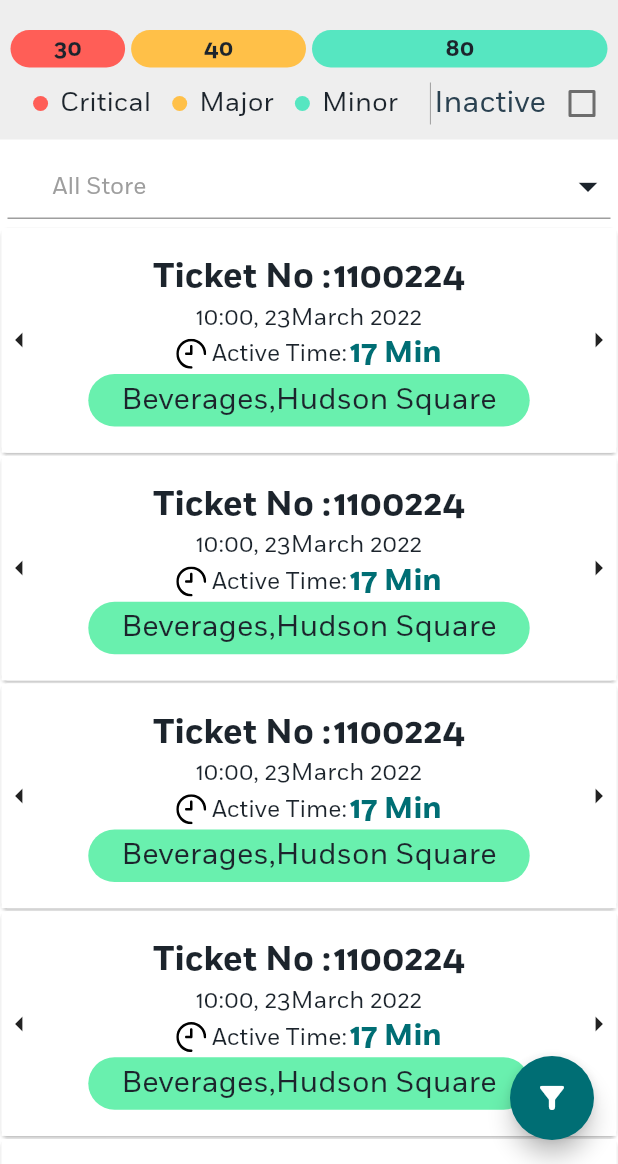
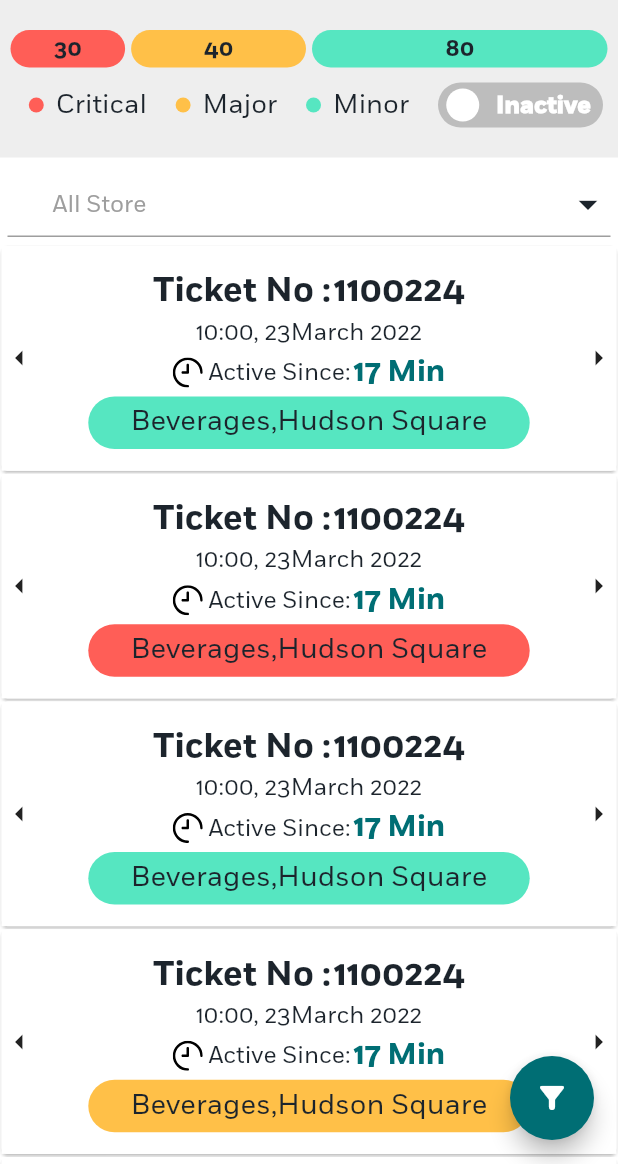
Before and after one commit to noeljolly09/coldtruth, a Flutter app: the AlertsPage screen opened by its route, on a phone screen of 412 x 824 dp, the part 72-1236 px from its top. Run offline on Flutter 3.47's test engine with Material 2 defaults, Android fonts, the phone set to English and light mode, and no system bars; drawn by our look-alikes of flutter_switch; our stand-ins replace connectivity, dio, fl_chart, flutter_riverpod, flutter_spinkit, flutter_svg and 4 more; missing offline and left inert: country_list_pick, drop_down_list.

Commit message:
new ui changes

```diff
--- a/lib/custom_widgets/liquid_progress_bar.dart
+++ b/lib/custom_widgets/liquid_progress_bar.dart
@@ -47,7 +47,7 @@ class _CustomLiquidProgressIndicatorState
             Text(
               widget.qualityText,
               style: const TextStyle(
-                  fontSize: 15.0,
+                  fontSize: 18,
                   fontWeight: FontWeight.w500,
                   color: Colors.black),
             ),
@@ -55,7 +55,7 @@ class _CustomLiquidProgressIndicatorState
             Text(
               widget.percent.toString(),
               style: const TextStyle(
-                  fontSize: 15.0,
+                  fontSize: 20,
                   fontWeight: FontWeight.w600,
                   color: Colors.black),
             ),
--- a/lib/custom_widgets/ticket/ticket_text.dart
+++ b/lib/custom_widgets/ticket/ticket_text.dart
@@ -33,6 +33,7 @@ class TicketText extends StatelessWidget {
               ? Row(
                   children: [
                     SizedBox(
+                      height: 32,
                       child: isIconNeeded == true ? icon : null,
                     ),
                     Text(
--- a/lib/dialogs/info_dialog/dialog_with_timer.dart
+++ b/lib/dialogs/info_dialog/dialog_with_timer.dart
@@ -59,6 +59,7 @@ class _InfoDialogWithTimerState extends State<InfoDialogWithTimer> {
           },
       onPressedBttn1: widget.onPressedBttn1!,
       bttnText1: widget.bttnText1!,
+
       bttnText2: widget.bttnText2!,
       isCancelButtonVisible: widget.isCancelButtonVisible!,
     );
--- a/lib/screens/events_screens/events_screen.dart
+++ b/lib/screens/events_screens/events_screen.dart
@@ -2,6 +2,7 @@ import 'package:drop_down_list/drop_down_list.dart';
 import 'package:flutter/material.dart';
 import 'package:flutter_riverpod/flutter_riverpod.dart';
 import 'package:flutter_svg/svg.dart';
+import 'package:flutter_switch/flutter_switch.dart';
 import 'package:idec_face/screens/events_screens/incidents/incidents_screen.dart';
 
 import '../../constants.dart';
@@ -10,6 +11,7 @@ import '../../custom_widgets/custom_selection.dart';
 import '../../custom_widgets/ticket/ticket_text.dart';
 import '../../dialogs/info_dialog/dialog_with_timer.dart';
 import 'alerts/detailed_alert_screen.dart';
+
 class AlertsPage extends ConsumerStatefulWidget {
   const AlertsPage({Key? key}) : super(key: key);
 
@@ -131,20 +133,19 @@ class _NotificationsPageState extends ConsumerState<AlertsPage> {
                         Column(
                           children: [
                             Container(
-                              padding: const EdgeInsets.only(top: 20),
+                              padding:
+                                  const EdgeInsets.only(top: 20, bottom: 20),
                               color: Colors.grey.shade200,
                               child: Column(
                                 children: [
                                   const CustomProgressBar(),
+                                  const SizedBox(height: 10),
                                   IntrinsicHeight(
                                     child: Row(
                                       mainAxisAlignment:
                                           MainAxisAlignment.spaceBetween,
                                       children: [
                                         Expanded(
-                                          child: Padding(
-                                            padding: const EdgeInsets.only(
-                                                left: 8.0, right: 5.0),
                                           child: Row(
                                             mainAxisAlignment:
                                                 MainAxisAlignment.spaceEvenly,
@@ -224,26 +225,23 @@ class _NotificationsPageState extends ConsumerState<AlertsPage> {
                                             ],
                                           ),
                                         ),
-                                        ),
-                                        const VerticalDivider(
-                                          color: Colors.grey,
-                                          indent: 10,
-                                          endIndent: 10,
-                                          width: 5,
-                                        ),
-                                        Row(
-                                          children: [
-                                            Text(
-                                              textValue,
-                                              style: const TextStyle(
-                                                  fontSize: 20,
-                                                  color: AppConstants
-                                                      .secondaryColor),
-                                            ),
-                                            Checkbox(
+                                        Container(
+                                          margin:
+                                              const EdgeInsets.only(right: 10),
+                                          child: FlutterSwitch(
+                                              showOnOff: true,
+                                              height: 30,
+                                              width: 110,
+                                              activeText: "Active",
+                                              inactiveColor:
+                                                  Colors.grey.shade400,
+                                              inactiveTextColor: Colors.white,
+                                              activeColor:
+                                                  AppConstants.primaryColor,
+                                              inactiveText: "Inactive",
+                                              activeTextColor: Colors.white,
                                               value: isSwitched,
-                                                onChanged: toggleSwitch),
-                                          ],
+                                              onToggle: toggleSwitch),
                                         ),
                                       ],
                                     ),
@@ -331,7 +329,7 @@ class _NotificationsPageState extends ConsumerState<AlertsPage> {
                                                       InfoDialogWithTimer(
                                                     title: "Delete",
                                                     message:
-                                                        "Are you sure to delete",
+                                                        "Are you sure to delete?",
                                                     isTimerActivated: true,
                                                     bttnText1: "Delete",
                                                     bttnText2: "Cancel",
@@ -352,11 +350,11 @@ class _NotificationsPageState extends ConsumerState<AlertsPage> {
                                                   barrierDismissible: false,
                                                   builder: (context) =>
                                                       InfoDialogWithTimer(
-                                                    title: "Update",
+                                                    title: "Acknowledge",
                                                     message:
-                                                        "Are you sure to Update",
+                                                        "Are you sure to Acknowledge?",
                                                     isTimerActivated: true,
-                                                    bttnText1: "Update",
+                                                    bttnText1: "Ok",
                                                     bttnText2: "Cancel",
                                                     isCancelButtonVisible: true,
                                                     onPressedBttn1: () {
@@ -423,7 +421,7 @@ class _NotificationsPageState extends ConsumerState<AlertsPage> {
                                                             height: 20,
                                                           ),
                                                           label:
-                                                              " Active Time:",
+                                                              " Active Since:",
                                                           value: "17 Min",
                                                           valueStyle: TextStyle(
                                                               fontSize: 20,
@@ -441,13 +439,23 @@ class _NotificationsPageState extends ConsumerState<AlertsPage> {
                                                                   .size
                                                                   .width /
                                                               1.4,
-                                                          decoration: BoxDecoration(
+                                                          decoration:
+                                                              BoxDecoration(
                                                                   borderRadius:
                                                                       BorderRadius
                                                                           .circular(
-                                                                          20),
-                                                              color: Colors
-                                                                  .greenAccent),
+                                                                              18),
+                                                                  color: (index %
+                                                                              2 ==
+                                                                          0)
+                                                                      ? AppConstants
+                                                                          .severityMinor
+                                                                      : (index % 3 ==
+                                                                              0)
+                                                                          ? AppConstants
+                                                                              .severityMajor
+                                                                          : AppConstants
+                                                                              .severityCritical),
                                                           child: Row(
                                                             mainAxisAlignment:
                                                                 MainAxisAlignment
@@ -460,7 +468,7 @@ class _NotificationsPageState extends ConsumerState<AlertsPage> {
                                                                 valueStyle:
                                                                     TextStyle(
                                                                         fontSize:
-                                                                            20),
+                                                                            19),
                                                                 value:
                                                                     "Beverages",
                                                               ),
@@ -468,7 +476,7 @@ class _NotificationsPageState extends ConsumerState<AlertsPage> {
                                                                 ',',
                                                                 style: TextStyle(
                                                                     fontSize:
-                                                                        20),
+                                                                        19),
                                                               ),
                                                               TicketText(
                                                                 islabelrequired:
@@ -477,7 +485,7 @@ class _NotificationsPageState extends ConsumerState<AlertsPage> {
                                                                 valueStyle:
                                                                     TextStyle(
                                                                         fontSize:
-                                                                            20),
+                                                                            19),
                                                                 value:
                                                                     "Hudson Square",
                                                               ),
--- a/lib/screens/login/login_screen.dart
+++ b/lib/screens/login/login_screen.dart
@@ -209,7 +209,7 @@ class _LoginPageState extends ConsumerState<LoginPage> {
                     child: Row(
                       children: [
                         const Text(
-                          "v",
+                          "V",
                           style: TextStyle(color: Colors.black),
                         ),
                         getVersionNumber(),
--- a/lib/screens/registration/registration_screen.dart
+++ b/lib/screens/registration/registration_screen.dart
@@ -334,7 +334,7 @@ class _RegistrationPageState extends ConsumerState<RegistrationPage> {
                         child: Row(
                           children: [
                             const Text(
-                              "v",
+                              "V",
                               style: TextStyle(color: Colors.black),
                             ),
                             getVersionNumber(),
--- a/pubspec.yaml
+++ b/pubspec.yaml
@@ -15,7 +15,7 @@ publish_to: 'none' # Remove this line if you wish to publish to pub.dev
 # In iOS, build-name is used as CFBundleShortVersionString while build-number used as CFBundleVersion.
 # Read more about iOS versioning at
 # https://developer.apple.com/library/archive/documentation/General/Reference/InfoPlistKeyReference/Articles/CoreFoundationKeys.html
-version: 0.0.3+3
+version: 0.0.5+4
 
 environment:
   sdk: ">=2.16.2 <3.0.0"
@@ -37,6 +37,7 @@ dependencies:
   intl: ^0.17.0
   drop_down_list: ^0.0.2
   smooth_page_indicator: ^1.0.0+2
+  flutter_switch: ^0.3.2
   flutter_svg: ^1.0.3
   package_info_plus: ^1.4.2
   flutter_riverpod: ^1.0.4
@@ -90,6 +91,7 @@ flutter:
   # list giving the asset and other descriptors for the font. For
   # example:
   fonts:
+
     - family: Fort
       fonts:
         - asset: fonts/Fort-Bold.otf
```
Also changed, not shown: lib/constants.dart (+14 -2 lines), lib/custom_widgets/drawer/drawer.dart (+20 -14 lines), lib/custom_widgets/drawer/drawer_item.dart (+14 -4 lines), lib/custom_widgets/navigation_bar.dart (+14 -5 lines), lib/custom_widgets/ticket/detail_ticket_text.dart (+6 -3 lines), lib/screens/dashboard/dashboard_screen.dart (+20 -4 lines), lib/screens/events_screens/alerts/detailed_alert_screen.dart (+10 -8 lines), lib/screens/registration/widgets/contact_data.dart (+8 -8 lines), lib/screens/registration/widgets/preview_dialog.dart (+10 -7 lines), lib/screens/registration/widgets/validation/validation_dialog.dart (+10 -7 lines), lib/screens/registration/widgets/validation/validation_text.dart (+4 -4 lines), assets/svg/events_icon.svg (added), pubspec.lock, 5 other files. Lines whose indentation alone changed are shown as unchanged.
